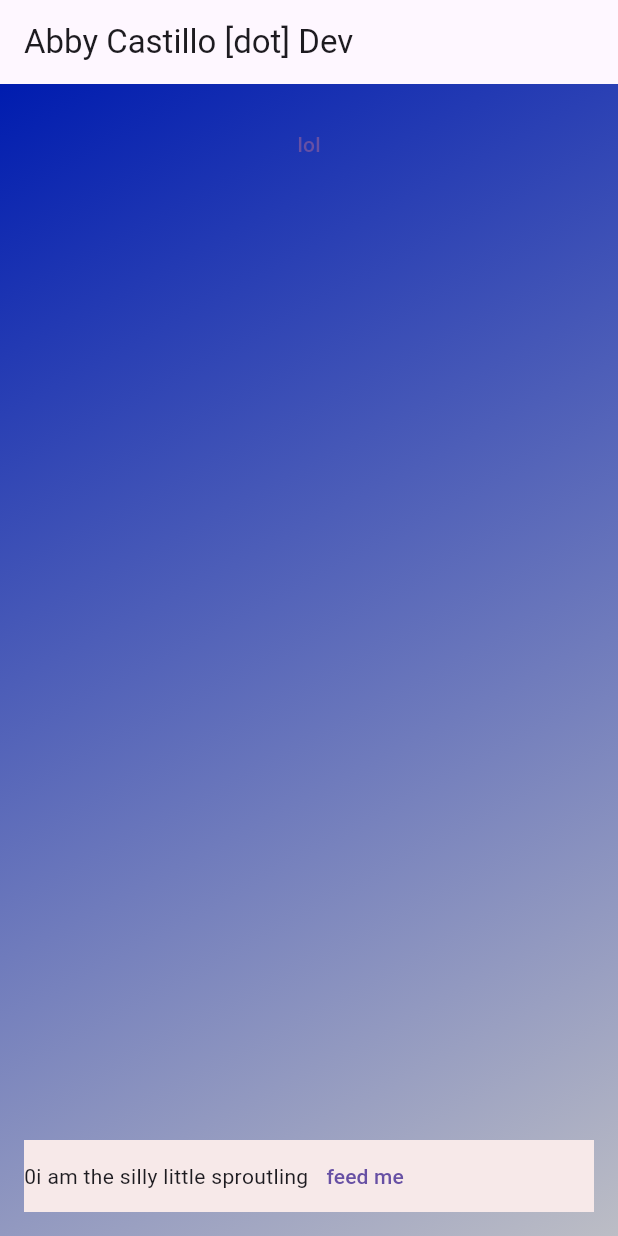
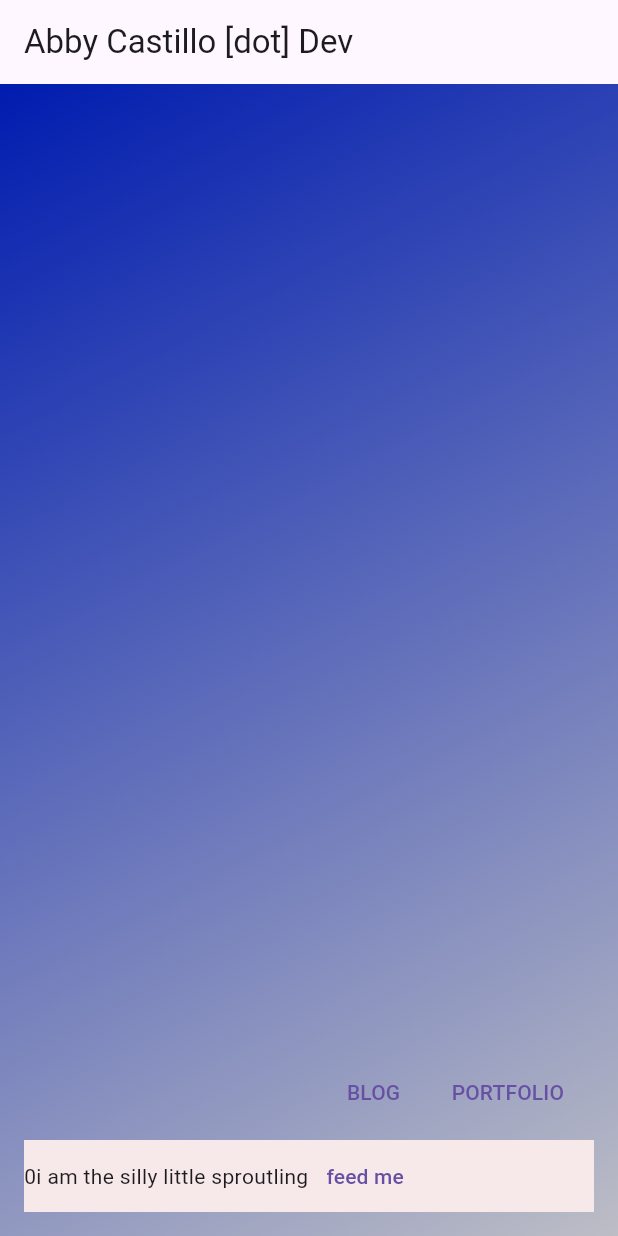
Before and after one commit to abbymachines/flutter-dev-portfolio, a Flutter app: the screen it shows after launch, on a phone screen of 412 x 824 dp. Run offline on Flutter 3.47's test engine with Material 2 defaults, Android fonts, the light colour scheme and no system bars; our stand-ins replace flutter_markdown.

Commit message:
implement button bar with BLOG and PORTFOLIO buttons which take you to their respective screens

```diff
--- a/lib/main.dart
+++ b/lib/main.dart
@@ -28,6 +28,12 @@ class _MyAppState extends State<MyApp> {
     });
   }
 
+  void setPortfolioScreen() {
+    setState(() {
+      _screenContent = ItemList();
+    });
+  }
+
   @override
   Widget build(BuildContext context) {
     return MaterialApp(
@@ -55,13 +61,23 @@ class _MyAppState extends State<MyApp> {
               // SizedBox(
               //     height: 200,
               //     child: BlogColumn(blog: Blog(posts: blogPostData))),
-              TextButton(
-                onPressed: setBlogScreen,
-                child: Text('lol'),
-              ),
+              // TextButton(
+              //   onPressed: setBlogScreen,
+              //   child: Text('Take me to the blog'),
+              //   style: ButtonStyle(backgroundColor: Colors.white),
+              // ),
               // BlogColumn(blog: Blog(posts: blogPostData)),
               // const ItemList(),
               _screenContent,
+              ButtonBar(
+                children: [
+                  TextButton(
+                      onPressed: setBlogScreen, child: const Text('BLOG')),
+                  TextButton(
+                      onPressed: setPortfolioScreen,
+                      child: const Text('PORTFOLIO'))
+                ],
+              ),
               PetBox(Pet(creature: 'sproutling'))
             ],
           ),
```
